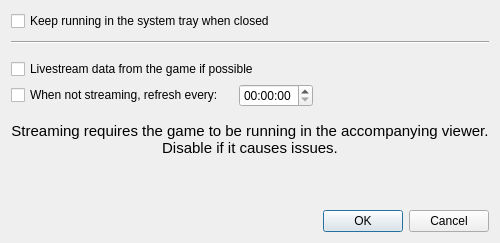
The window that KCSettingsDialog.ui (KanColleTool/kct-tool) describes before a commit, drawn with Qt 5.
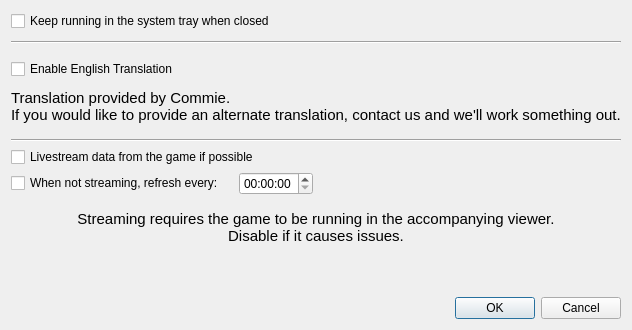
The same window after the commit.

Commit message:
Setting in the Tool to enable or disable translation
The translation in the viewer makes some players nervous, so keeping them separate makes sense too.

The edit to the form file:
```diff
--- a/KCSettingsDialog.ui
+++ b/KCSettingsDialog.ui
@@ -9,8 +9,8 @@
    <rect>
     <x>0</x>
     <y>0</y>
-    <width>467</width>
-    <height>243</height>
+    <width>470</width>
+    <height>330</height>
    </rect>
   </property>
   <property name="windowTitle">
@@ -91,6 +91,69 @@
      </layout>
     </widget>
    </item>
+   <item>
+    <layout class="QVBoxLayout" name="verticalLayout_2">
+     <item>
+      <widget class="QCheckBox" name="translationCheckbox">
+       <property name="text">
+        <string>Enable English Translation</string>
+       </property>
+      </widget>
+     </item>
+     <item>
+      <spacer name="verticalSpacer_5">
+       <property name="orientation">
+        <enum>Qt::Vertical</enum>
+       </property>
+       <property name="sizeType">
+        <enum>QSizePolicy::Preferred</enum>
+       </property>
+       <property name="sizeHint" stdset="0">
+        <size>
+         <width>20</width>
+         <height>5</height>
+        </size>
+       </property>
+      </spacer>
+     </item>
+     <item>
+      <widget class="QLabel" name="label">
+       <property name="font">
+        <font>
+         <pointsize>11</pointsize>
+        </font>
+       </property>
+       <property name="text">
+        <string>Translation provided by Commie.
+If you would like to provide an alternate translation, contact us and we'll work something out.</string>
+       </property>
+       <property name="alignment">
+        <set>Qt::AlignLeading|Qt::AlignLeft|Qt::AlignVCenter</set>
+       </property>
+      </widget>
+     </item>
+     <item>
+      <spacer name="verticalSpacer_6">
+       <property name="orientation">
+        <enum>Qt::Vertical</enum>
+       </property>
+       <property name="sizeHint" stdset="0">
+        <size>
+         <width>20</width>
+         <height>10</height>
+        </size>
+       </property>
+      </spacer>
+     </item>
+     <item>
+      <widget class="Line" name="line_2">
+       <property name="orientation">
+        <enum>Qt::Horizontal</enum>
+       </property>
+      </widget>
+     </item>
+    </layout>
+   </item>
    <item>
     <layout class="QHBoxLayout" name="horizontalLayout_2">
      <property name="spacing">
```
The commit also changes 4 other files.
